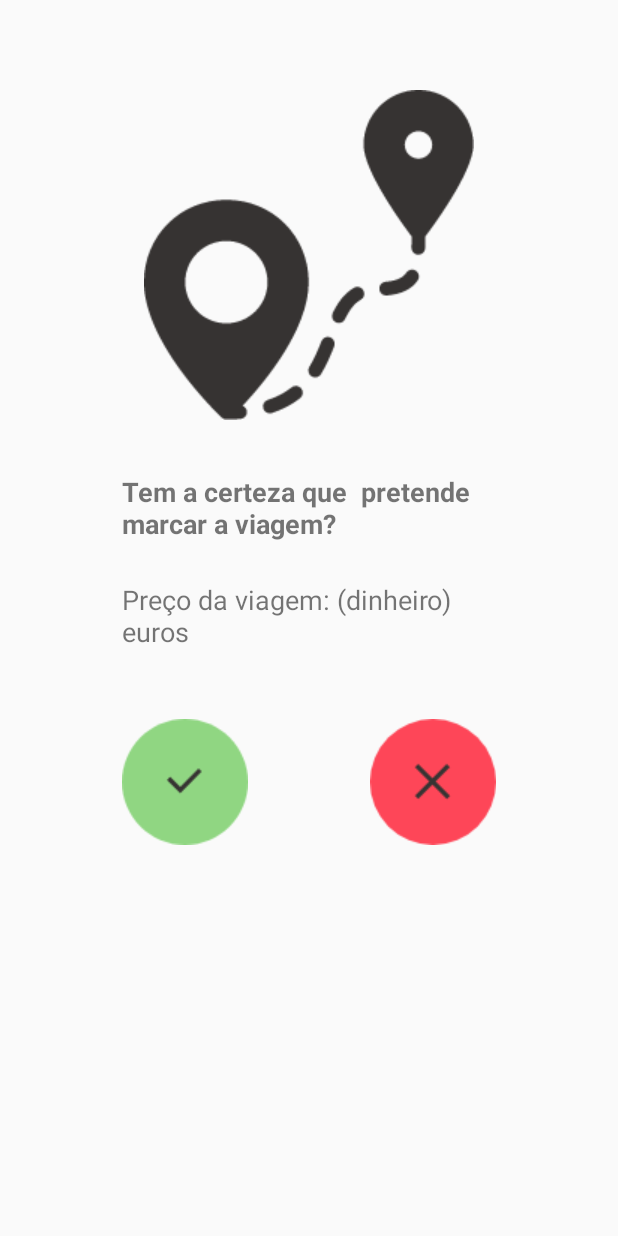
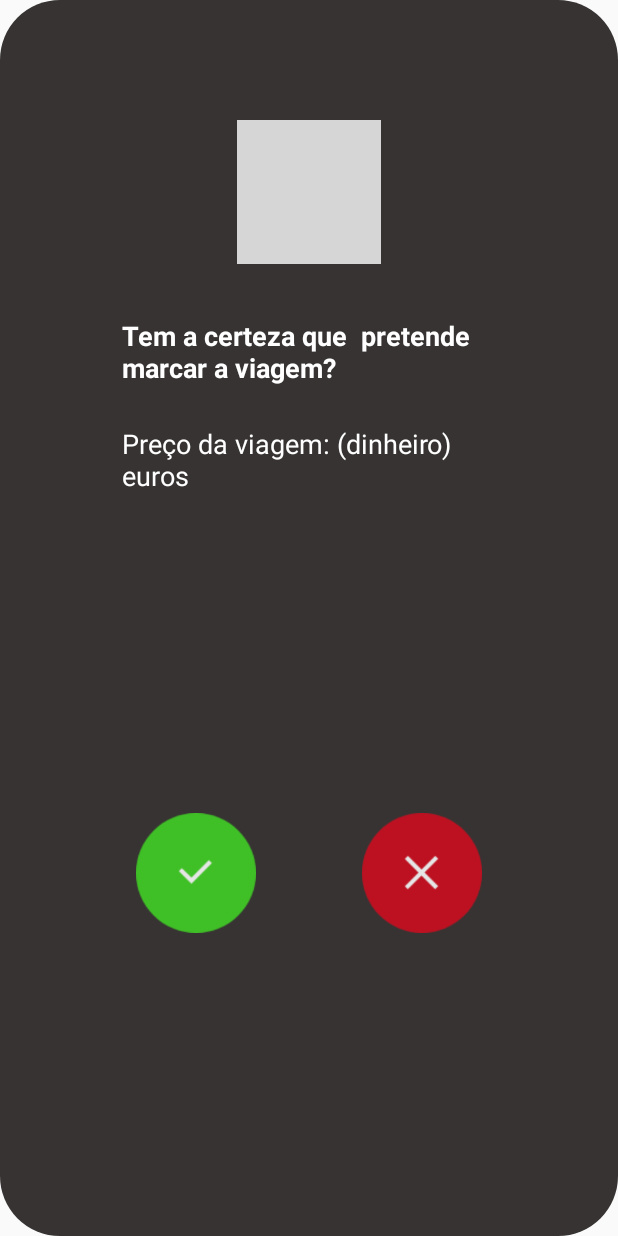
Before and after one commit to Estimaj/Android_APP, an Android app: the layout alertdialog_marcar_viagem_adapter.xml on its own in the app's theme, with its tools: preview values and no code run, on a phone screen of 412 x 824 dp. Run offline under Robolectric (Android 15) with nearby library versions, the phone set to English and light mode, and no system bars; grey boxes are pictures that could not be loaded.

```diff
--- a/app/src/main/java/com/example/pint_android_v3/barra_lateral/barra_lateral_pro.java
+++ b/app/src/main/java/com/example/pint_android_v3/barra_lateral/barra_lateral_pro.java
@@ -141,7 +141,7 @@ public class barra_lateral_pro extends AppCompatActivity implements NavigationVi
             public void onDrawerStateChanged(int newState)
             {
                 if (newState == DrawerLayout.STATE_SETTLING) {
-
+                    drawerLayout.setTranslationZ(20);
                     drawerLayout.getLayoutParams().height = heightX;
                     //drawerLayout.bringToFront();
                     drawerLayout.requestLayout();
--- a/app/src/main/res/layout/activity_marcar_viagem.xml
+++ b/app/src/main/res/layout/activity_marcar_viagem.xml
@@ -406,7 +406,7 @@
     <Button
         android:id="@+id/btn_marcar_viagem_marcar_viagem"
         android:layout_width="match_parent"
-        android:layout_height="90dp"
+        android:layout_height="80dp"
         android:background="@drawable/btn_marcar_viagem"
         android:text="@string/marcar_viagem"
         android:textColor="@color/White"
--- a/app/src/main/res/layout/alertdialog_marcar_viagem_adapter.xml
+++ b/app/src/main/res/layout/alertdialog_marcar_viagem_adapter.xml
@@ -3,28 +3,35 @@
     xmlns:app="http://schemas.android.com/apk/res-auto"
     xmlns:tools="http://schemas.android.com/tools"
     android:layout_width="match_parent"
-    android:layout_height="match_parent">
+    android:layout_height="match_parent"
+    android:background="@drawable/bg_black_radius_edges"
+    android:padding="20dp"
+   >
 
     <ImageView
         android:id="@+id/no_btn_alert_dialog_adapter"
-        android:layout_width="wrap_content"
-        android:layout_height="wrap_content"
+        android:layout_width="80dp"
+        android:layout_height="80dp"
         android:layout_marginTop="46dp"
         app:layout_constraintEnd_toEndOf="parent"
         app:layout_constraintHorizontal_bias="0.5"
         app:layout_constraintStart_toEndOf="@id/yes_btn_alert_dialog_adapter"
         app:layout_constraintTop_toBottomOf="@id/textView2"
+        app:layout_constraintBottom_toBottomOf="parent"
+        android:layout_marginBottom="15dp"
         app:srcCompat="@drawable/no_btn" />
 
     <ImageView
         android:id="@+id/yes_btn_alert_dialog_adapter"
-        android:layout_width="wrap_content"
-        android:layout_height="wrap_content"
+        android:layout_width="80dp"
+        android:layout_height="80dp"
         android:layout_marginTop="46dp"
         app:layout_constraintEnd_toStartOf="@id/no_btn_alert_dialog_adapter"
         app:layout_constraintHorizontal_bias="0.5"
         app:layout_constraintStart_toStartOf="parent"
         app:layout_constraintTop_toBottomOf="@id/textView2"
+        app:layout_constraintBottom_toBottomOf="parent"
+        android:layout_marginBottom="15dp"
         app:srcCompat="@drawable/yes_btn" />
 
     <ImageView
@@ -36,7 +43,7 @@
         app:layout_constraintHorizontal_bias="0.5"
         app:layout_constraintStart_toStartOf="parent"
         app:layout_constraintTop_toTopOf="parent"
-        app:srcCompat="@drawable/icon_viagem_marcar" />
+        app:srcCompat="@drawable/icon_viagem_marcar_solid_yellow" />
 
     <TextView
         android:id="@+id/textView"
@@ -46,6 +53,7 @@
         android:text="Tem a certeza que  pretende marcar a viagem?"
         android:textSize="18sp"
         android:textStyle="bold"
+        android:textColor="@color/White"
         app:layout_constraintEnd_toEndOf="parent"
         app:layout_constraintHorizontal_bias="0.5"
         app:layout_constraintStart_toStartOf="parent"
@@ -58,6 +66,7 @@
         android:layout_marginTop="26dp"
         android:text="Preço da viagem: (dinheiro) euros"
         android:textSize="18sp"
+        android:textColor="@color/White"
         app:layout_constraintEnd_toEndOf="parent"
         app:layout_constraintHorizontal_bias="0.5"
         app:layout_constraintStart_toStartOf="parent"
```
Also changed, not shown: app/src/main/java/com/example/pint_android_v3/marcar_viagem.java (+8 -12 lines), app/src/main/res/drawable/no_btn.png, app/src/main/res/drawable/yes_btn.png.
